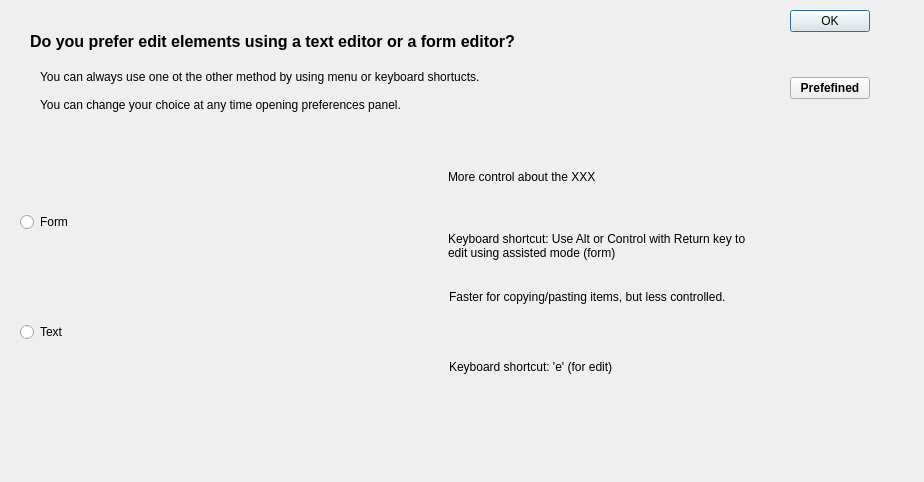
Old version of the form src/modules/style/editingtypesdialog.ui in the repository lbellonda/qxmledit.
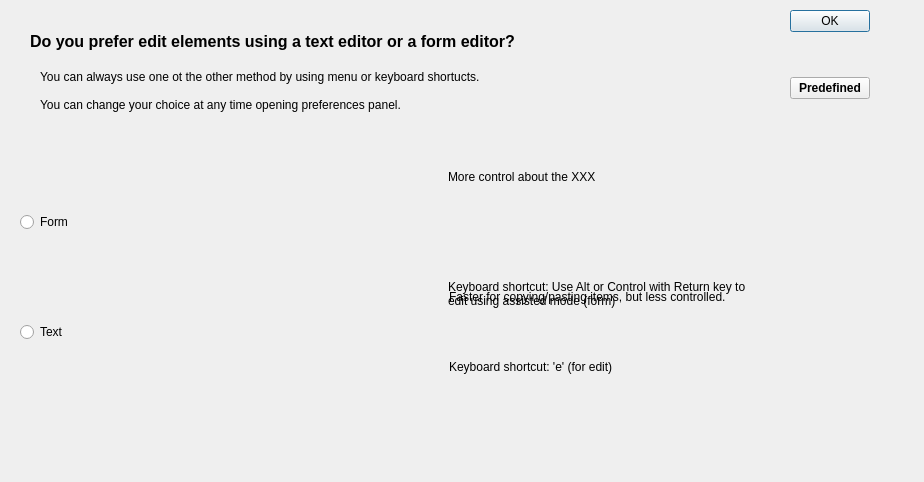
New version of the form. Icons and pictures are not drawn.

What changed in the file:
```diff
--- a/src/modules/style/editingtypesdialog.ui
+++ b/src/modules/style/editingtypesdialog.ui
@@ -117,7 +117,7 @@
        </font>
       </property>
       <property name="text">
-       <string>Prefefined</string>
+       <string>Predefined</string>
       </property>
      </widget>
     </item>
@@ -201,7 +201,7 @@
      <x>130</x>
      <y>170</y>
      <width>630</width>
-     <height>90</height>
+     <height>138</height>
     </rect>
    </property>
    <layout class="QHBoxLayout" name="horizontalLayout">
```
Left out of the diff: 17 changed lines with no effect on the pictures.
